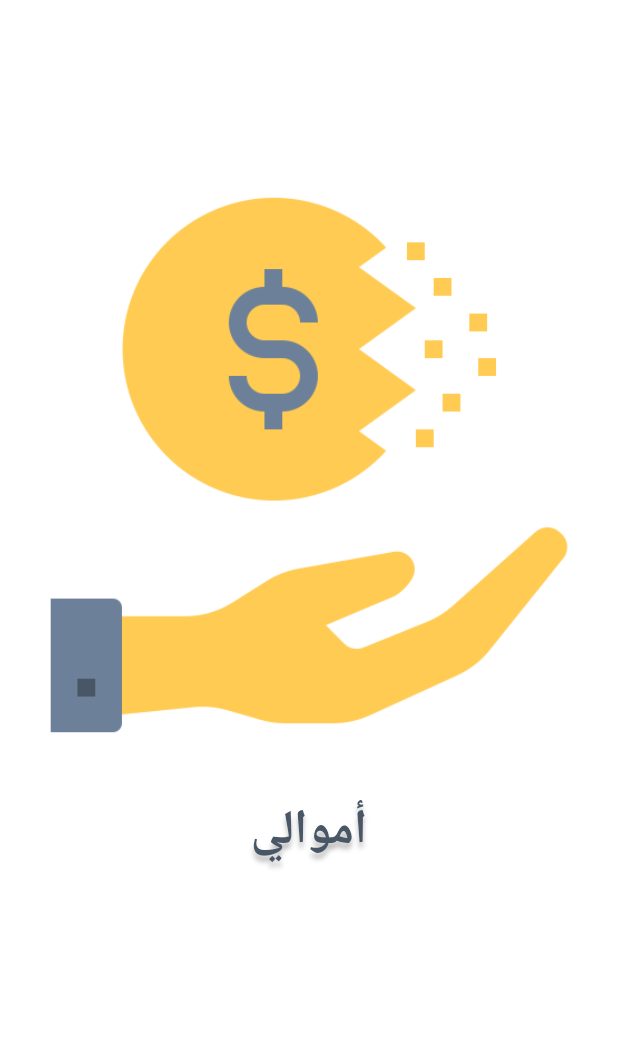
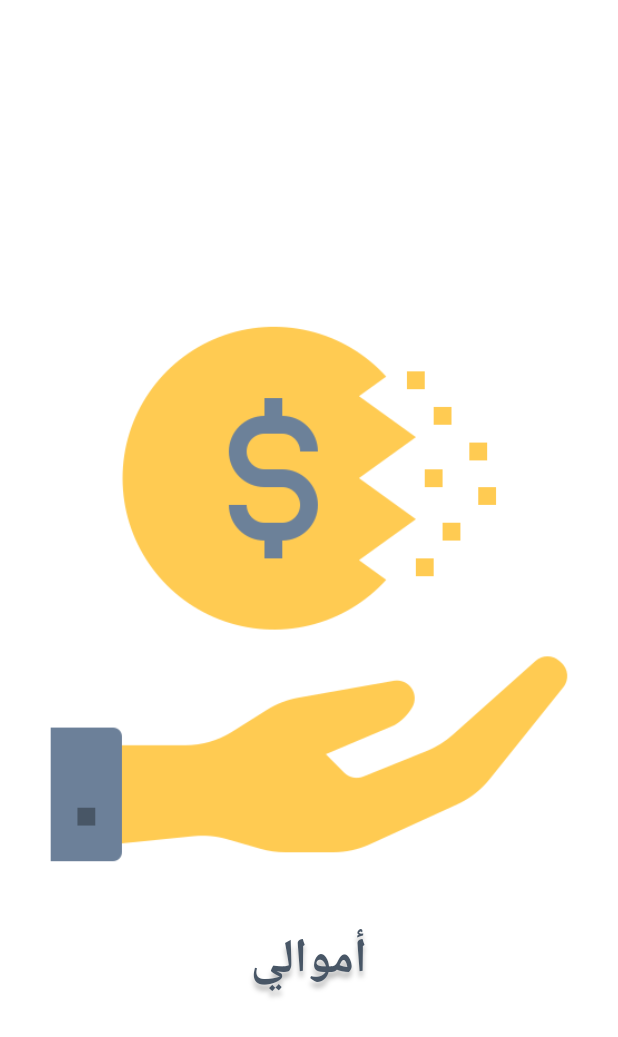
Before and after one commit to mostafaramadanhamed/amwaly, a Flutter app: the SplashView screen opened directly, on a phone screen of 412 x 824 dp. Shown: the top 1037 px of the screen. Run offline on Flutter 3.47's test engine with Material 2 defaults, Android fonts, the phone set to English and light mode, and no system bars; drawn by our look-alikes of animated_text_kit; our stand-ins replace easy_localization, flutter_bloc, fluttertoast, font_awesome_flutter, google_fonts, hive and 1 more; accounts and stored records are empty; Roboto replaces fonts that are missing (Cairo); statements that could not run were skipped.

Commit message:
edit space in splash screen

```diff
--- a/lib/presentation/views/splash/widgets/splash_view_body.dart
+++ b/lib/presentation/views/splash/widgets/splash_view_body.dart
@@ -65,7 +65,7 @@ class _SplashViewState extends State<SplashViewBody> {
           // mainAxisAlignment: MainAxisAlignment.center,
 
           children: [
-            120.ph,
+            SizedBox(height: MediaQuery.of(context).size.height/4,),
             const Logo(),
             32.ph,
             const AnimatedLogoText(),
```
